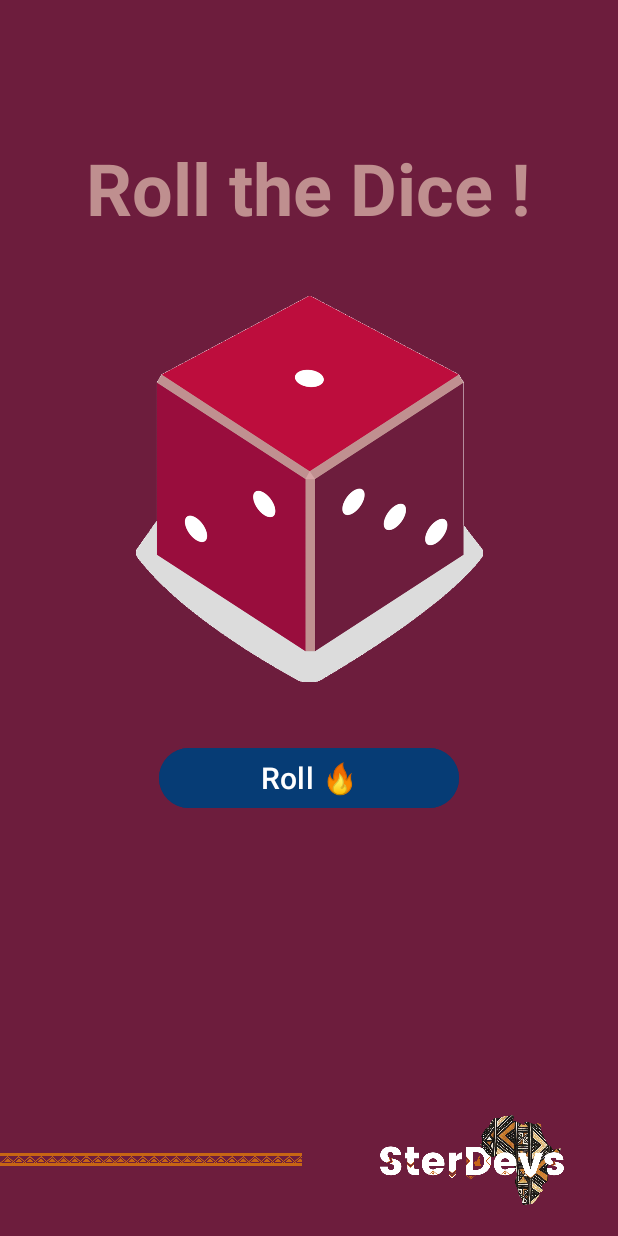
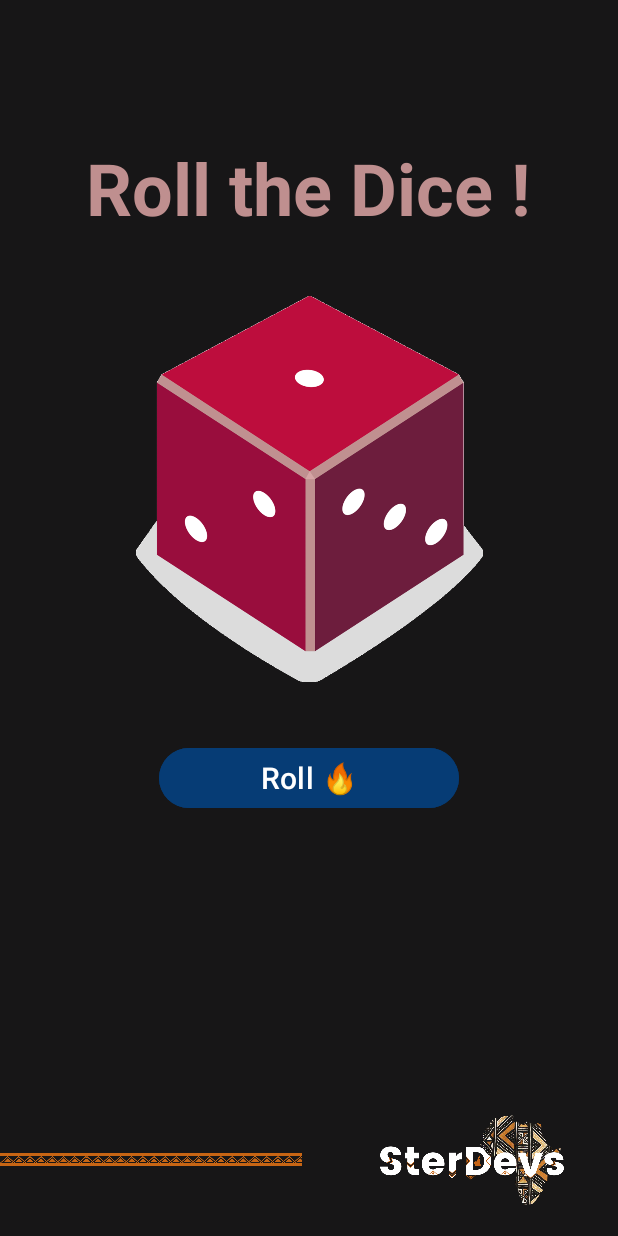
Before and after one commit to Ster1402/AndroidApp, an Android app: the screen it shows after launch (MainActivity), on a phone screen of 412 x 824 dp. Run offline under Robolectric (Android 15) with nearby library versions, the phone set to English and light mode, and no system bars.

Commit message:
Cleaning up the code.

```diff
--- a/app/src/main/res/layout/activity_main.xml
+++ b/app/src/main/res/layout/activity_main.xml
@@ -4,14 +4,14 @@
     xmlns:tools="http://schemas.android.com/tools"
     android:layout_width="match_parent"
     android:layout_height="match_parent"
-    android:background="#6D1D3D"
+    android:background="#171617"
     tools:context=".MainActivity">
 
     <TextView
         android:id="@+id/textTittle"
         android:layout_width="wrap_content"
         android:layout_height="wrap_content"
-        android:text="Roll the Dice !"
+        android:text="@string/app_title"
         android:textColor="#BF8F8F"
         android:textSize="48sp"
         android:textStyle="bold"
@@ -28,7 +28,7 @@
         android:layout_height="wrap_content"
         android:layout_marginTop="32dp"
         android:backgroundTint="#063C75"
-        android:text="Roll 🔥"
+        android:text="@string/button_text"
         android:textSize="20sp"
         app:layout_constraintEnd_toEndOf="parent"
         app:layout_constraintStart_toStartOf="parent"
@@ -39,6 +39,7 @@
         android:layout_width="231dp"
         android:layout_height="273dp"
         android:layout_marginTop="32dp"
+        android:contentDescription="@string/dice_description"
         android:scaleType="fitCenter"
         app:layout_constraintEnd_toEndOf="parent"
         app:layout_constraintStart_toStartOf="parent"
@@ -50,6 +51,8 @@
         android:layout_width="201dp"
         android:layout_height="38dp"
         android:layout_marginBottom="32dp"
+        android:background="#171617"
+        android:importantForAccessibility="no"
         app:layout_constraintBottom_toBottomOf="parent"
         app:layout_constraintStart_toStartOf="parent"
         app:srcCompat="@drawable/bande" />
@@ -59,6 +62,7 @@
         android:layout_width="133dp"
         android:layout_height="60dp"
         android:layout_marginStart="16dp"
+        android:contentDescription="@string/logo_sterdevs_text"
         app:layout_constraintBottom_toBottomOf="@+id/imageView2"
         app:layout_constraintEnd_toEndOf="parent"
         app:layout_constraintStart_toEndOf="@+id/imageView2"
--- /dev/null
+++ b/app/src/main/res/values-night/strings.xml
@@ -0,0 +1,4 @@
+<?xml version="1.0" encoding="utf-8"?>
+<resources>
+    <string name="button_text">Roll 🔥</string>
+</resources>
--- a/app/src/main/res/values/strings.xml
+++ b/app/src/main/res/values/strings.xml
@@ -1,3 +1,7 @@
 <resources>
     <string name="app_name">DiceRoller</string>
+    <string name="app_title">Roll the Dice !</string>
+    <string name="button_text">Roll 🔥</string>
+    <string name="dice_description">Dice random number</string>
+    <string name="logo_sterdevs_text">By SterDevs</string>
 </resources>
```
